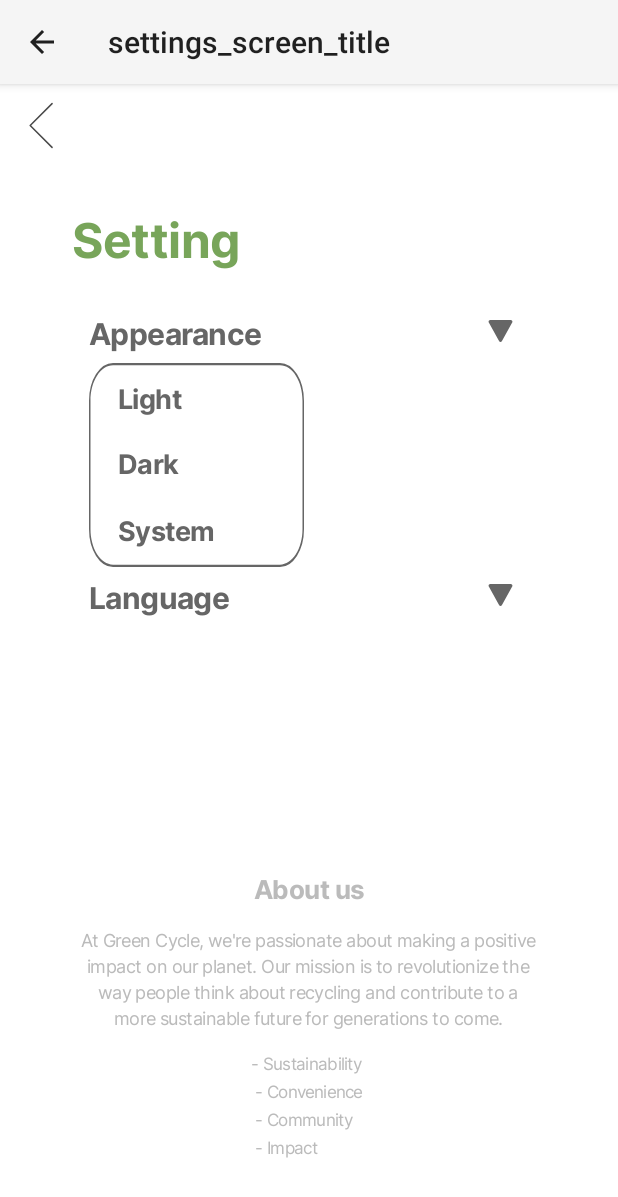
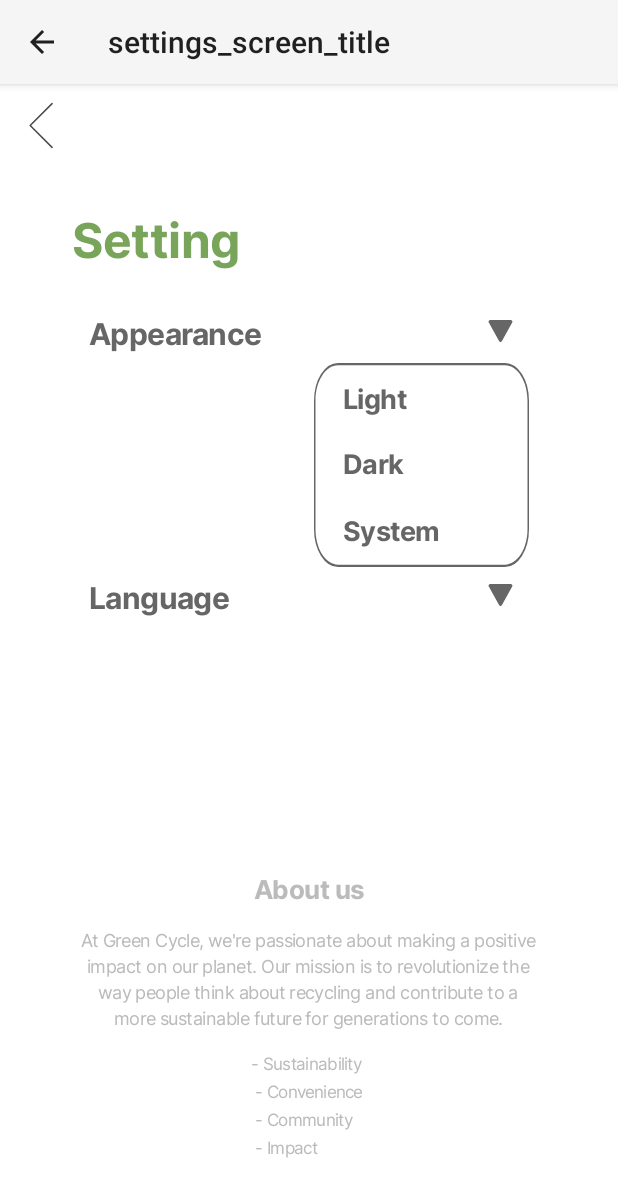
Before and after one commit to Etrella39/Recycling_App, an Android app: the SettingsActivity screen opened directly, with no data from a screen before it, on a phone screen of 412 x 824 dp. Shown: the top 1197 px of the screen. Run offline under Robolectric (Android 15) with nearby library versions, the phone set to English and light mode, and no system bars.

Commit message:
Edit setting screen

```diff
--- a/app/build.gradle.kts
+++ b/app/build.gradle.kts
@@ -31,8 +31,8 @@ android {
         }
     }
     compileOptions {
-        sourceCompatibility = JavaVersion.VERSION_1_8
-        targetCompatibility = JavaVersion.VERSION_1_8
+        sourceCompatibility = JavaVersion.VERSION_17
+        targetCompatibility = JavaVersion.VERSION_17
     }
     kotlinOptions {
         jvmTarget = "17"
--- a/app/src/main/AndroidManifest.xml
+++ b/app/src/main/AndroidManifest.xml
@@ -42,7 +42,7 @@
         <activity android:name=".FindPasswordActivity"/>
 
 
-<!--        for Settings-->
+        <!--for Settings-->
         <activity android:name=".SettingsActivity"
             android:label="@string/settings_screen_title"
             android:parentActivityName=".MainActivity">
--- a/app/src/main/java/com/example/recyclingapp/BackButtonClick.kt
+++ /dev/null
@@ -1,18 +0,0 @@
-package com.example.recyclingapp
-
-import android.widget.Button
-import androidx.appcompat.app.AppCompatActivity
-
-
-class BackButtonClick : AppCompatActivity() {
-    private lateinit var backButton: Button
-
-    fun back() {
-        backButton = findViewById(R.id.back_button)
-
-        backButton.setOnClickListener {
-            finish()
-        }
-    }
-
-}
--- a/app/src/main/java/com/example/recyclingapp/DBHelper.kt
+++ b/app/src/main/java/com/example/recyclingapp/DBHelper.kt
@@ -1,5 +1,6 @@
 package com.example.recyclingapp
 
+import android.annotation.SuppressLint
 import android.content.ContentValues
 import android.content.Context
 import android.database.sqlite.SQLiteDatabase
@@ -29,6 +30,7 @@ class DBHelper(context: Context) : SQLiteOpenHelper(context, "Login.db", null, 1
     }
 
     // 사용자 아이디가 없으면 false, 이미 존재하면 true
+    @SuppressLint("Recycle")
     fun checkUser(id: String?): Boolean {
         val MyDB = this.readableDatabase
         var res = true
--- a/app/src/main/java/com/example/recyclingapp/SetttigsActivity.kt
+++ b/app/src/main/java/com/example/recyclingapp/SetttigsActivity.kt
@@ -11,8 +11,6 @@ import android.widget.Spinner
 import androidx.appcompat.app.AppCompatDelegate
 
 class SettingsActivity : AppCompatActivity() {
-
-    private val back = BackButtonClick()
 
     private lateinit var screenModeSpinner: Spinner
     private lateinit var languageSpinner: Spinner
@@ -32,8 +30,9 @@ class SettingsActivity : AppCompatActivity() {
 
         // Set click listener for back button
 
-        back.back()
-
+        backButton.setOnClickListener {
+            finish()
+        }
 
 
 
--- a/app/src/main/res/layout/settings_screen.xml
+++ b/app/src/main/res/layout/settings_screen.xml
@@ -65,7 +65,7 @@
 
         <RelativeLayout
             android:id="@+id/frame_5"
-            android:layout_width="269dp"
+            android:layout_width="match_parent"
             android:layout_height="match_parent"
             >
 
@@ -76,6 +76,7 @@
                 android:orientation="vertical"
                 android:gravity="center"
                 android:padding="2dp"
+                android:layout_alignParentEnd="true"
                 android:background="@drawable/setting_toggle_background"
                 >
                 <TextView
```
Also changed, not shown: app/src/main/java/com/example/recyclingapp/LoginActivity.kt (+4 -4 lines), app/src/main/java/com/example/recyclingapp/SignUpActivity.kt (+7 -5 lines).
